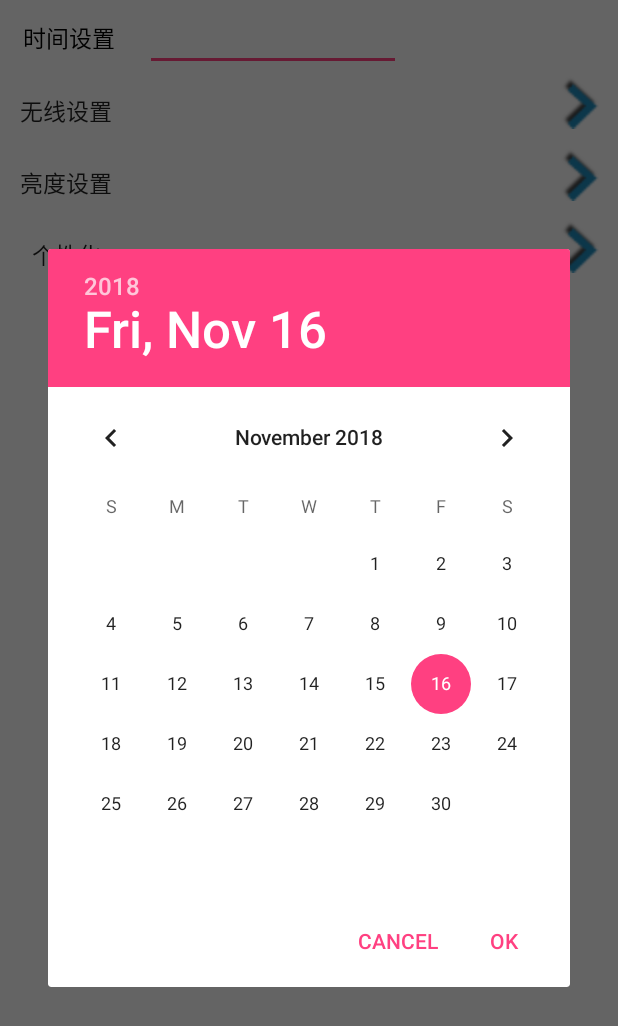
After one commit to muziwangqi/VMA, an Android app: the fragment SettingModuleFragment shown on its own in the app's theme, on a phone screen of 412 x 824 dp. The commit adds this screen. Shown: the top 1026 px of the screen. Run offline under Robolectric (Android 15) with nearby library versions, the phone set to English and light mode, and no system bars; 1 statement that could not run was skipped.

Commit message:
添加线程实现定时停止切歌  更换设置模块内容 添加系统时间设置亮度设置

```diff
--- a/app/src/main/AndroidManifest.xml
+++ b/app/src/main/AndroidManifest.xml
@@ -16,6 +16,9 @@
     <uses-permission android:name="android.permission.MOUNT_UNMOUNT_FILESYSTEMS"
         tools:ignore="ProtectedPermissions" />
 
+    <uses-permission android:name="android.permission.CHANGE_CONFIGURATION"></uses-permission>
+    <uses-permission android:name="android.permission.WRITE_SETTINGS"></uses-permission>
+
     <application
         android:name=".App"
         android:allowBackup="true"
@@ -33,6 +36,8 @@
         <activity android:name="com.soling.view.activity.MainActivity"></activity>
         <activity android:name="com.soling.view.activity.AboutActivity"></activity>
         <activity android:name="com.soling.view.activity.HelpActivity"></activity>
+        <activity android:name=".view.activity.WirelessActivity"></activity>
+        <activity android:name=".view.activity.LightActivity"></activity>
         <!-- 线控切歌注册广播 -->
         <receiver android:name="com.soling.view.adapter.MediaButtonReceiver">
             <intent-filter>
--- a/app/src/main/java/com/soling/view/activity/IsLoginActivity.java
+++ b/app/src/main/java/com/soling/view/activity/IsLoginActivity.java
@@ -9,9 +9,6 @@ import android.widget.Button;
 
 public class IsLoginActivity extends Activity implements OnClickListener{
 
-	private Button buttonLogin;
-	private Button buttonExitLogin;
-	private SharedPreferences sharedPreferences;
 
 	@Override
 	protected void onCreate(Bundle savedInstanceState) {
--- /dev/null
+++ b/app/src/main/java/com/soling/view/fragment/SettingModuleFragment.java
@@ -0,0 +1,135 @@
+package com.soling.view.fragment;
+
+import android.app.Activity;
+import android.app.DatePickerDialog;
+import android.content.ContentResolver;
+import android.content.Context;
+import android.content.Intent;
+import android.os.Bundle;
+import android.support.annotation.NonNull;
+import android.support.annotation.Nullable;
+import android.support.v4.app.Fragment;
+import android.view.LayoutInflater;
+import android.view.MotionEvent;
+import android.view.View;
+import android.view.ViewGroup;
+import android.widget.Button;
+import android.widget.DatePicker;
+import android.widget.EditText;
+import android.widget.ImageButton;
+
+import com.soling.R;
+import com.soling.presenter.SetLight;
+import com.soling.view.activity.LightActivity;
+import com.soling.view.activity.WirelessActivity;
+
+import java.util.Calendar;
+
+public class SettingModuleFragment extends Fragment {
+
+    private Button btnLight,btnWireless,btnLess,btnMore;
+    private ImageButton ibtnLight,ibtnWireless;
+    private Context context;
+    private EditText etTime;
+    private DatePickerDialog datePickerDialog;
+    private ContentResolver contentResolver;
+
+    @Nullable
+    @Override
+    public View onCreateView(@NonNull LayoutInflater inflater, @Nullable ViewGroup container, @Nullable Bundle savedInstanceState) {
+        View view=inflater.inflate(R.layout.fragment_settingmodule,container,false);
+        context=getActivity();
+
+        etTime=(EditText) view.findViewById(R.id.et_time);
+        btnWireless=(Button)view.findViewById(R.id.btn_wireless);
+        ibtnWireless=(ImageButton)view.findViewById(R.id.ibtn_wireless);
+        btnLight=(Button)view.findViewById(R.id.btn_light);
+        ibtnLight=(ImageButton)view.findViewById(R.id.ibtn_light);
+//        btnLess=(Button)view.findViewById(R.id.btn_less);
+//        btnMore=(Button)view.findViewById(R.id.btn_more);
+
+        etTime.setOnTouchListener(new View.OnTouchListener() {
+            @Override
+            public boolean onTouch(View v, MotionEvent event) {
+                if (event.getAction()==MotionEvent.ACTION_DOWN){
+                    showTimeDialog();
+                    return true;
+                }
+                return false;
+            }
+        });
+        etTime.setOnFocusChangeListener(new View.OnFocusChangeListener() {
+            @Override
+            public void onFocusChange(View v, boolean hasFocus) {
+                if (hasFocus){
+                    showTimeDialog();
+                }
+            }
+        });
+
+        btnWireless.setOnClickListener(new View.OnClickListener() {
+            @Override
+            public void onClick(View v) {
+                Intent intent=new Intent(getActivity(),WirelessActivity.class);
+                startActivity(intent);
+            }
+        });
+        ibtnWireless.setOnClickListener(new View.OnClickListener() {
+            @Override
+            public void onClick(View v) {
+                Intent intent=new Intent(getActivity(),WirelessActivity.class);
+                startActivity(intent);
+            }
+        });
+
+        btnLight.setOnClickListener(new View.OnClickListener() {
+            @Override
+            public void onClick(View v) {
+                Intent intent=new Intent(getActivity(),LightActivity.class);
+                startActivity(intent);
+            }
+        });
+
+        ibtnLight.setOnClickListener(new View.OnClickListener() {
+            @Override
+            public void onClick(View v) {
+                Intent intent=new Intent(getActivity(),LightActivity.class);
+                startActivity(intent);
+            }
+        });
+
+//        btnMore.setOnClickListener(new View.OnClickListener() {
+//            @Override
+//            public void onClick(View v) {
+//                //more
+//                SetLight setLight=new SetLight();
+//                setLight.setting();
+//            }
+//        });
+//
+//        btnLess.setOnClickListener(new View.OnClickListener() {
+//            @Override
+//            public void onClick(View v) {
+//                SetLight setLight=new SetLight();
+//                setLight.setting();
+//            }
+//        });
+
+
+
+        return view;
+    }
+
+    public void showTimeDialog(){
+        Calendar calendar=Calendar.getInstance();
+        datePickerDialog=new DatePickerDialog(getActivity(), new DatePickerDialog.OnDateSetListener() {
+            @Override
+            public void onDateSet(DatePicker view, int year, int month, int dayOfMonth) {
+                etTime.setText(year+"年"+month+"月"+dayOfMonth+"日");
+            }
+        },calendar.get(Calendar.YEAR),calendar.get(Calendar.MONTH),calendar.get(Calendar.DAY_OF_MONTH));
+        datePickerDialog.show();
+    }
+
+
+}
--- a/app/src/main/res/layout/fragment_setting.xml
+++ b/app/src/main/res/layout/fragment_setting.xml
@@ -82,7 +82,7 @@
             android:layout_height="wrap_content"
             android:layout_alignParentRight="true"
             android:background="@null"
-            android:src="@drawable/a" />
+            android:src="@drawable/jiantou" />
     </RelativeLayout>
 
     <!-- help -->
@@ -106,7 +106,7 @@
             android:layout_height="wrap_content"
             android:layout_alignParentRight="true"
             android:background="@null"
-            android:src="@drawable/a" />
+            android:src="@drawable/jiantou" />
     </RelativeLayout>
 
     <!-- login -->
--- /dev/null
+++ b/app/src/main/res/layout/fragment_settingmodule.xml
@@ -0,0 +1,87 @@
+<?xml version="1.0" encoding="utf-8"?>
+<LinearLayout xmlns:android="http://schemas.android.com/apk/res/android"
+    android:layout_width="match_parent"
+    android:layout_height="match_parent"
+    android:orientation="vertical">
+
+    <LinearLayout
+        android:layout_width="wrap_content"
+        android:layout_height="50dp"
+        android:orientation="horizontal"
+        android:paddingLeft="15dp"
+        android:gravity="center_vertical">
+        <TextView
+            android:layout_width="wrap_content"
+            android:layout_height="wrap_content"
+            android:id="@+id/tv_time"
+            android:text="时间设置"
+            android:textColor="#000000"
+            android:textSize="15sp"/>
+        <EditText
+            android:layout_width="wrap_content"
+            android:layout_height="wrap_content"
+            android:id="@+id/et_time"
+            android:ems="8"
+            android:layout_marginLeft="20dp"/>
+    </LinearLayout>
+
+    <RelativeLayout
+        android:layout_width="wrap_content"
+        android:layout_height="wrap_content"
+        android:id="@+id/rl_wireless">
+        <Button
+            android:layout_width="wrap_content"
+            android:layout_height="wrap_content"
+            android:id="@+id/btn_wireless"
+            android:text="无线设置"
+            android:textSize="15sp"
+            android:background="@null"/>
+        <ImageButton
+            android:layout_width="wrap_content"
+            android:layout_height="wrap_content"
+            android:id="@+id/ibtn_wireless"
+            android:src="@drawable/jiantou"
+            android:layout_alignParentRight="true"
+            android:background="@null"/>
+    </RelativeLayout>
+
+    <RelativeLayout
+        android:layout_width="wrap_content"
+        android:layout_height="wrap_content"
+        android:id="@+id/rl_light">
+        <Button
+            android:layout_width="wrap_content"
+            android:layout_height="wrap_content"
+            android:id="@+id/btn_light"
+            android:text="亮度设置"
+            android:textSize="15sp"
+            android:background="@null" />
+        <ImageButton
+            android:layout_width="wrap_content"
+            android:layout_height="wrap_content"
+            android:id="@+id/ibtn_light"
+            android:src="@drawable/jiantou"
+            android:layout_alignParentRight="true"
+            android:background="@null"/>
+    </RelativeLayout>
+
+    <RelativeLayout
+        android:layout_width="wrap_content"
+        android:layout_height="wrap_content">
+        <Button
+            android:layout_width="wrap_content"
+            android:layout_height="wrap_content"
+            android:text="个性化"
+            android:textSize="15sp"
+            android:background="@null"
+            android:id="@+id/btn_theme"/>
+        <ImageButton
+            android:layout_width="wrap_content"
+            android:layout_height="wrap_content"
+            android:src="@drawable/jiantou"
+            android:background="@null"
+            android:layout_alignParentRight="true"
+            android:id="@+id/ibtn_theme"/>
+    </RelativeLayout>
+
+</LinearLayout>
```
Also changed, not shown: app/src/main/java/com/soling/presenter/MainPresenter.java (+7 -7 lines), app/src/main/java/com/soling/presenter/SetLight.java (added, +82 -0 lines), app/src/main/java/com/soling/view/activity/LightActivity.java (added, +35 -0 lines), app/src/main/java/com/soling/view/activity/MainActivity.java (+7 -6 lines), app/src/main/java/com/soling/view/activity/WirelessActivity.java (added, +13 -0 lines), app/src/main/java/com/soling/view/adapter/TimePickerDialog.java (+25 -3 lines), app/src/main/java/com/soling/view/fragment/SettingFragment.java (+37 -12 lines), app/src/main/res/layout/layout_light.xml (added, +17 -0 lines), app/src/main/res/layout/layout_wireless.xml (added, +52 -0 lines), app/src/main/res/drawable-ldpi/jiantou.png (renamed from app/src/main/res/drawable-ldpi/a.png), 151 other files.
